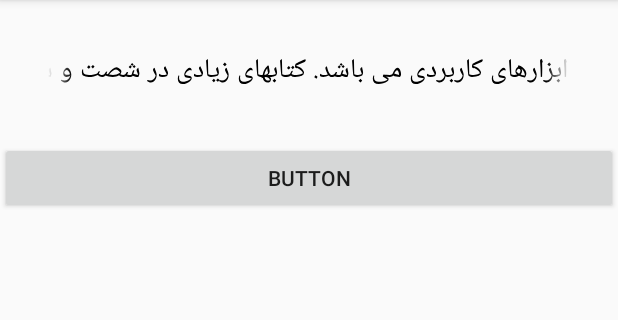
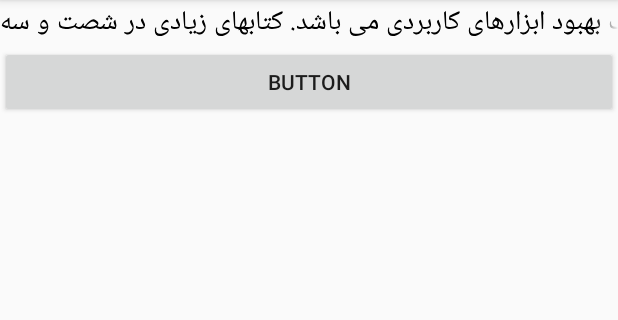
Before and after one commit to mehranelyas/RtlMarqueeView, an Android app: the screen it shows after launch (MainActivity), after a tap on "BUTTON", on a phone screen of 412 x 824 dp, the part 84-404 px from its top. Run offline under Robolectric (Android 15) with nearby library versions, the phone set to English and light mode, and no system bars.

Commit message:
RTL Marquee TextView

```diff
--- a/app/build.gradle
+++ b/app/build.gradle
@@ -38,6 +38,7 @@ dependencies {
     implementation fileTree(dir: "libs", include: ["*.jar"])
     implementation 'androidx.appcompat:appcompat:1.0.2'
     implementation 'androidx.constraintlayout:constraintlayout:2.1.2'
+//    implementation 'com.github.mehranelyas:RtlMarqueeView:1.0.0'
     implementation project(path: ':mylibrary')
     testImplementation 'junit:junit:4.12'
     androidTestImplementation 'androidx.test.ext:junit:1.1.3'
--- a/app/src/main/java/com/mehranelyas/rtl_marquee/MainActivity.java
+++ b/app/src/main/java/com/mehranelyas/rtl_marquee/MainActivity.java
@@ -7,8 +7,6 @@ import androidx.appcompat.app.AppCompatActivity;
 
 import com.mehranelyas.rtlmarquee.RtlMarqueeView;
 
-import java.util.Random;
-
 
 public class MainActivity extends AppCompatActivity {
     RtlMarqueeView rtlMarqueeView;
@@ -17,7 +15,7 @@ public class MainActivity extends AppCompatActivity {
     protected void onCreate(Bundle savedInstanceState) {
         super.onCreate(savedInstanceState);
         setContentView(R.layout.activity_main);
-        rtlMarqueeView = findViewById(R.id.marqueeView);
+        rtlMarqueeView = findViewById(R.id.rtlMarqueeView);
 //        rtlMarqueeView.setTextTextViews("لورم ایپسوم متن ساختگی با تولید سادگی نامفهوم از صنعت چاپ و با استفاده از طراحان گرافیک است. چاپگرها و متون بلکه روزنامه و مجله در ستون و سطرآنچنان که لازم است و برای شرایط فعلی تکنولوژی مورد نیاز و کاربردهای متنوع با هدف بهبود ابزارهای کاربردی می باشد. کتابهای زیادی در شصت و سه");
 
         findViewById(R.id.button).setOnClickListener(new View.OnClickListener() {
@@ -29,7 +27,7 @@ public class MainActivity extends AppCompatActivity {
 //                        rtlMarqueeView.setLoopForever(false);
 //                        rtlMarqueeView.setDuration(new Random().nextInt(8000)+3000);
 
-                        rtlMarqueeView.setTextTextViews("کاربردهای متنوع با هدف بهبود ابزارهای کاربردی می باشد. کتابهای زیادی در شصت و سه");
+                        rtlMarqueeView.setText("کاربردهای متنوع با هدف بهبود ابزارهای کاربردی می باشد. کتابهای زیادی در شصت و سه");
 
                     }
                 });
--- a/app/src/main/res/layout/activity_main.xml
+++ b/app/src/main/res/layout/activity_main.xml
@@ -8,10 +8,9 @@
     tools:context=".MainActivity">
 
     <com.mehranelyas.rtlmarquee.RtlMarqueeView
-        android:id="@+id/marqueeView"
+        android:id="@+id/rtlMarqueeView"
         android:layout_width="match_parent"
         android:layout_height="wrap_content"
-        android:layout_margin="32dp"
    />
 
     <Button
--- a/build.gradle
+++ b/build.gradle
@@ -15,6 +15,7 @@ allprojects {
     repositories {
         google()
         jcenter()
+        maven { url 'https://jitpack.io' }
     }
 }
 
--- a/mylibrary/src/main/java/com/mehranelyas/rtlmarquee/RtlMarqueeView.java
+++ b/mylibrary/src/main/java/com/mehranelyas/rtlmarquee/RtlMarqueeView.java
@@ -71,7 +71,7 @@ public class RtlMarqueeView extends LinearLayout {
 
     boolean isStarted = false;
 
-    public void setTextTextViews(String text) {
+    public void setText(String text) {
         this.text = text;
         canScrollH = false;
 
@@ -164,7 +164,7 @@ public class RtlMarqueeView extends LinearLayout {
                                     }
                                     if (finalI == (all - 1)) {
                                         if (isLoop) {
-                                            setTextTextViews(text);
+                                            setText(text);
                                             handler.removeCallbacksAndMessages(null);
                                         }
                                     }
@@ -185,7 +185,7 @@ public class RtlMarqueeView extends LinearLayout {
                                     }
                                     if (finalI == (all - 1)) {
                                         if (isLoop) {
-                                            setTextTextViews(text);
+                                            setText(text);
                                         }
                                     }
                                 }
@@ -209,7 +209,7 @@ public class RtlMarqueeView extends LinearLayout {
 
                                     if (finalI == (all - 1)) {
                                         if (isLoop) {
-                                            setTextTextViews(text);
+                                            setText(text);
                                         }
                                     }
                                 }
```
Also changed, not shown: app/src/main/java/com/mehranelyas/rtl_marquee/RtlMarqueeView.java (deleted, +0 -206 lines).
